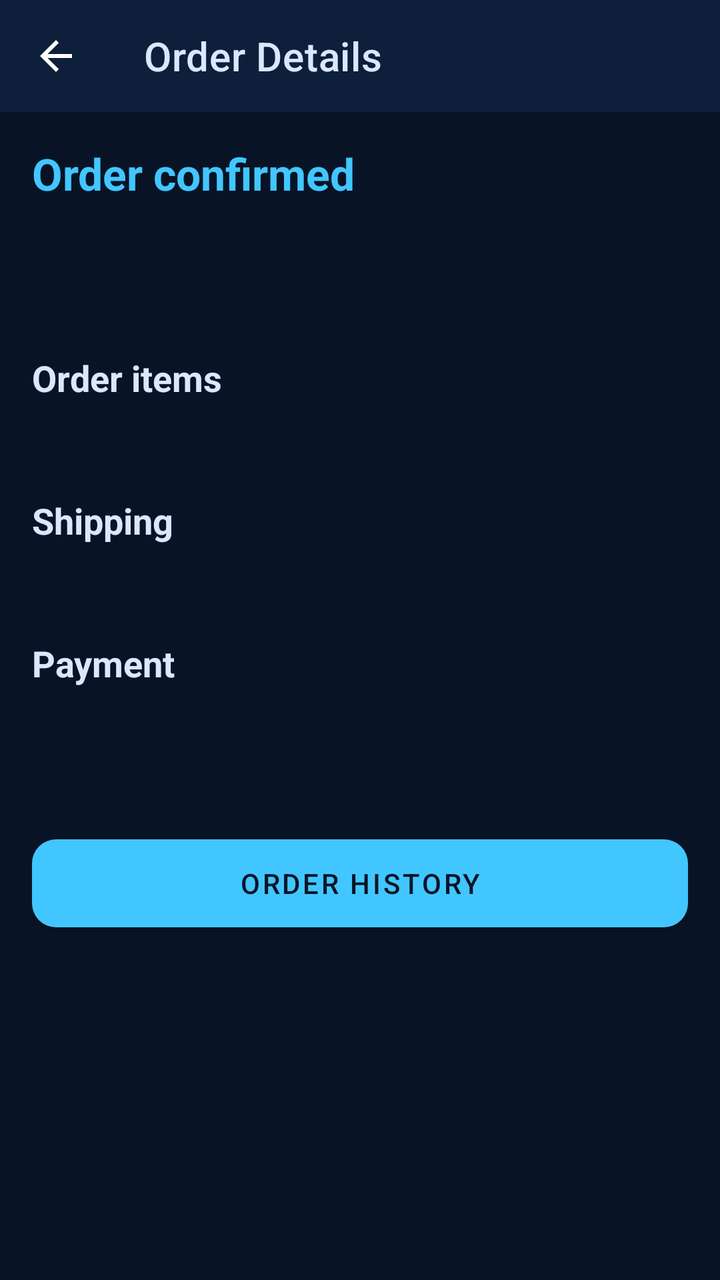
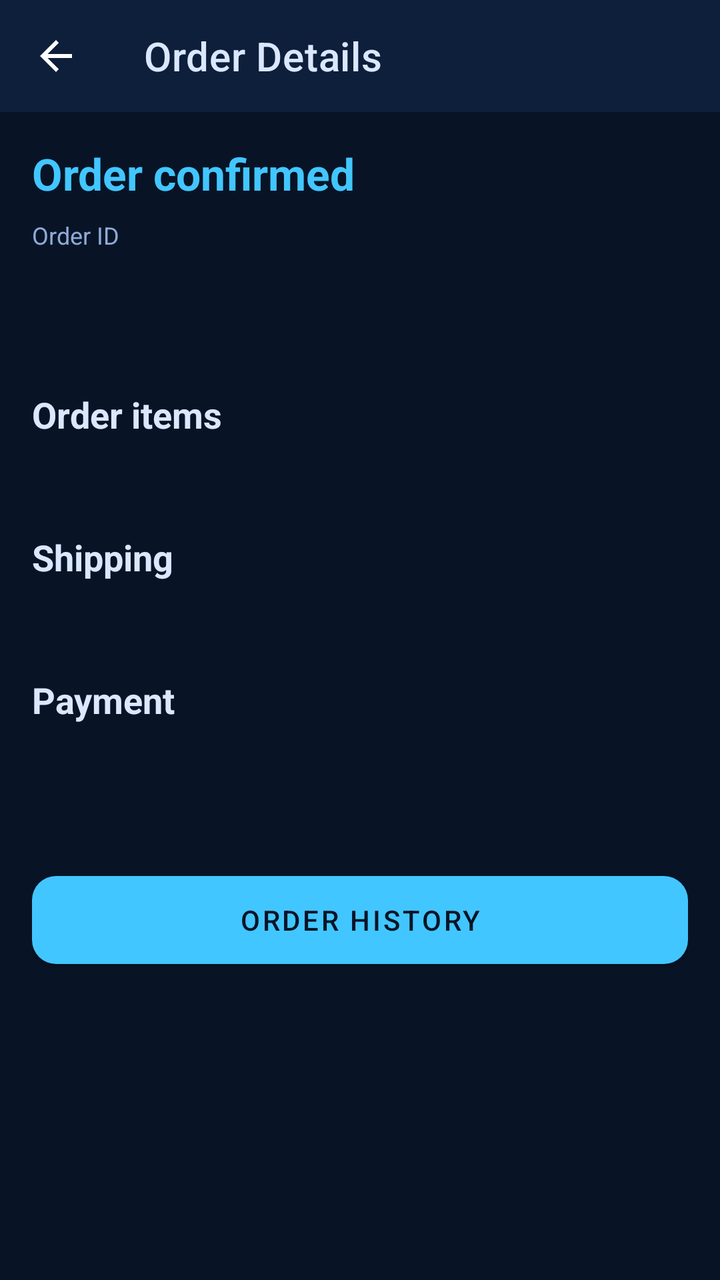

Compare the two renders of this Android layout. The source of the first and the diff that turns it into the second are given below.
<!-- AndroidManifest.xml: application theme Theme.Lebyy -->
<!-- res/layout/activity_order_details.xml -->
<?xml version="1.0" encoding="utf-8"?>
<LinearLayout xmlns:android="http://schemas.android.com/apk/res/android"
    xmlns:app="http://schemas.android.com/apk/res-auto"
    android:layout_width="match_parent"
    android:layout_height="match_parent"
    android:background="@color/lebyy_bg"
    android:orientation="vertical">

    <com.google.android.material.appbar.MaterialToolbar
        android:id="@+id/toolbar"
        android:layout_width="match_parent"
        android:layout_height="?attr/actionBarSize"
        android:background="@color/lebyy_bg_2"
        android:theme="@style/ThemeOverlay.MaterialComponents.Dark.ActionBar"
        app:navigationIcon="?attr/homeAsUpIndicator"
        app:title="@string/order_details_title"
        app:titleTextColor="@color/lebyy_text" />

    <ScrollView
        android:layout_width="match_parent"
        android:layout_height="match_parent">

        <LinearLayout
            android:layout_width="match_parent"
            android:layout_height="wrap_content"
            android:orientation="vertical"
            android:padding="16dp">

            <TextView
                android:id="@+id/orderConfirmed"
                android:layout_width="match_parent"
                android:layout_height="wrap_content"
                android:contentDescription="test-OrderConfirmed"
                android:text="@string/order_confirmed"
                android:textColor="@color/lebyy_primary"
                android:textSize="22sp"
                android:textStyle="bold" />

            <TextView
                android:id="@+id/orderId"
                android:layout_width="match_parent"
                android:layout_height="wrap_content"
                android:layout_marginTop="8dp"
                android:contentDescription="test-OrderId"
                android:textColor="@color/lebyy_text"
                android:textSize="18sp"
                android:textStyle="bold" />

            <TextView
                android:id="@+id/orderDate"
                android:layout_width="match_parent"
                android:layout_height="wrap_content"
                android:layout_marginTop="4dp"
                android:contentDescription="test-OrderDate"
                android:textColor="@color/lebyy_muted" />

            <TextView
                android:layout_width="match_parent"
                android:layout_height="wrap_content"
                android:layout_marginTop="20dp"
                android:text="@string/order_items"
                android:textColor="@color/lebyy_text"
                android:textSize="18sp"
                android:textStyle="bold" />

            <TextView
                android:id="@+id/orderItems"
                android:layout_width="match_parent"
                android:layout_height="wrap_content"
                android:layout_marginTop="8dp"
                android:contentDescription="test-OrderItem"
                android:textColor="@color/lebyy_text" />

            <TextView
                android:layout_width="match_parent"
                android:layout_height="wrap_content"
                android:layout_marginTop="20dp"
                android:text="@string/shipping_information"
                android:textColor="@color/lebyy_text"
                android:textSize="18sp"
                android:textStyle="bold" />

            <TextView
                android:id="@+id/orderShipping"
                android:layout_width="match_parent"
                android:layout_height="wrap_content"
                android:layout_marginTop="8dp"
                android:contentDescription="test-OrderShipping"
                android:textColor="@color/lebyy_muted" />

            <TextView
                android:layout_width="match_parent"
                android:layout_height="wrap_content"
                android:layout_marginTop="20dp"
                android:text="@string/payment_information"
                android:textColor="@color/lebyy_text"
                android:textSize="18sp"
                android:textStyle="bold" />

            <TextView
                android:id="@+id/orderPayment"
                android:layout_width="match_parent"
                android:layout_height="wrap_content"
                android:layout_marginTop="8dp"
                android:contentDescription="test-OrderPayment"
                android:textColor="@color/lebyy_muted" />

            <TextView
                android:id="@+id/orderSubtotal"
                android:layout_width="match_parent"
                android:layout_height="wrap_content"
                android:layout_marginTop="20dp"
                android:contentDescription="test-OrderSubtotal"
                android:textColor="@color/lebyy_muted"
                android:visibility="gone" />

            <TextView
                android:id="@+id/orderDiscount"
                android:layout_width="match_parent"
                android:layout_height="wrap_content"
                android:layout_marginTop="4dp"
                android:contentDescription="test-OrderDiscount"
                android:textColor="@color/lebyy_success"
                android:visibility="gone" />

            <TextView
                android:id="@+id/orderTotal"
                android:layout_width="match_parent"
                android:layout_height="wrap_content"
                android:layout_marginTop="8dp"
                android:contentDescription="test-OrderTotal"
                android:textColor="@color/lebyy_primary"
                android:textSize="20sp"
                android:textStyle="bold" />

            <com.google.android.material.button.MaterialButton
                android:id="@+id/buttonCancelOrder"
                android:layout_width="match_parent"
                android:layout_height="56dp"
                android:layout_marginTop="20dp"
                android:contentDescription="test-CANCEL ORDER"
                android:text="@string/cancel_order"
                android:textAllCaps="true"
                android:textColor="@color/lebyy_bg"
                android:visibility="gone"
                app:backgroundTint="@color/lebyy_accent"
                app:cornerRadius="12dp" />

            <com.google.android.material.button.MaterialButton
                android:id="@+id/buttonOrderHistory"
                android:layout_width="match_parent"
                android:layout_height="56dp"
                android:layout_marginTop="8dp"
                android:contentDescription="test-ORDER HISTORY"
                android:text="@string/order_history"
                android:textAllCaps="true"
                android:textColor="@color/lebyy_bg"
                app:backgroundTint="@color/lebyy_primary"
                app:cornerRadius="12dp" />
        </LinearLayout>
    </ScrollView>
</LinearLayout>
<!-- resources referenced by this layout -->
<resources>
  <color name="lebyy_accent">#FFBF57</color>
  <color name="lebyy_bg">#081426</color>
  <color name="lebyy_bg_2">#0D1F3A</color>
  <color name="lebyy_muted">#90AAD6</color>
  <color name="lebyy_primary">#42C6FF</color>
  <color name="lebyy_success">#2DD4BF</color>
  <color name="lebyy_text">#DBE7FF</color>
  <string name="cancel_order">CANCEL ORDER</string>
  <string name="order_confirmed">Order confirmed</string>
  <string name="order_details_title">Order Details</string>
  <string name="order_history">ORDER HISTORY</string>
  <string name="order_items">Order items</string>
  <string name="payment_information">Payment</string>
  <string name="shipping_information">Shipping</string>
  <style name="Theme.Lebyy" parent="Theme.MaterialComponents.DayNight.NoActionBar">
          <item name="colorPrimary">@color/lebyy_primary</item>
          <item name="colorPrimaryVariant">@color/lebyy_bg_2</item>
          <item name="colorSecondary">@color/lebyy_accent</item>
          <item name="colorOnPrimary">@color/lebyy_bg</item>
          <item name="colorOnSecondary">@color/lebyy_bg</item>
          <item name="android:statusBarColor">@color/lebyy_bg</item>
          <item name="android:navigationBarColor">@color/lebyy_bg</item>
          <item name="android:windowBackground">@color/lebyy_bg</item>
          <item name="android:textColorPrimary">@color/lebyy_text</item>
          <item name="android:textColorSecondary">@color/lebyy_muted</item>
          <item name="colorControlNormal">@color/lebyy_muted</item>
          <item name="colorControlActivated">@color/lebyy_primary</item>
          <item name="materialButtonStyle">@style/Widget.Lebyy.Button</item>
          <item name="materialAlertDialogTheme">@style/ThemeOverlay.Lebyy.Dialog</item>
          <item name="alertDialogTheme">@style/ThemeOverlay.Lebyy.Dialog</item>
      </style>
  <style name="Widget.Lebyy.Button" parent="Widget.MaterialComponents.Button">
          <item name="backgroundTint">@color/lebyy_accent</item>
          <item name="android:textColor">@color/lebyy_bg</item>
          <item name="cornerRadius">12dp</item>
      </style>
  <style name="ThemeOverlay.Lebyy.Dialog" parent="ThemeOverlay.MaterialComponents.MaterialAlertDialog">
          <item name="colorPrimary">@color/lebyy_primary</item>
          <item name="colorSurface">@color/white</item>
          <item name="colorOnSurface">#0F2144</item>
          <item name="android:background">@color/white</item>
          <item name="materialAlertDialogTitleTextStyle">@style/Lebyy.Dialog.Title</item>
          <item name="materialAlertDialogBodyTextStyle">@style/Lebyy.Dialog.Body</item>
          <item name="buttonBarPositiveButtonStyle">@style/Lebyy.Dialog.Button</item>
          <item name="buttonBarNegativeButtonStyle">@style/Lebyy.Dialog.Button</item>
      </style>
  <color name="white">#FFFFFF</color>
  <style name="Lebyy.Dialog.Title" parent="MaterialAlertDialog.MaterialComponents.Title.Text">
          <item name="android:textColor">#0F2144</item>
          <item name="android:textSize">18sp</item>
          <item name="android:textStyle">bold</item>
      </style>
  <style name="Lebyy.Dialog.Body" parent="MaterialAlertDialog.MaterialComponents.Body.Text">
          <item name="android:textColor">#1F3A5F</item>
          <item name="android:textSize">15sp</item>
      </style>
  <style name="Lebyy.Dialog.Button" parent="Widget.MaterialComponents.Button.TextButton.Dialog">
          <item name="android:textColor">@color/lebyy_primary_2</item>
          <item name="android:textStyle">bold</item>
      </style>
  <color name="lebyy_primary_2">#6E8BFF</color>
</resources>

<!-- the commit's change to res/layout/activity_order_details.xml (unified diff, before → after) -->
@@ -36,12 +36,23 @@
                 android:textSize="22sp"
                 android:textStyle="bold" />
 
+            
+            <TextView
+                android:id="@+id/orderIdLabel"
+                android:layout_width="match_parent"
+                android:layout_height="wrap_content"
+                android:layout_marginTop="8dp"
+                android:contentDescription="test-OrderId"
+                android:text="@string/order_id_label"
+                android:textColor="@color/lebyy_muted"
+                android:textSize="12sp" />
+
+            
             <TextView
                 android:id="@+id/orderId"
                 android:layout_width="match_parent"
                 android:layout_height="wrap_content"
-                android:layout_marginTop="8dp"
-                android:contentDescription="test-OrderId"
+                android:layout_marginTop="2dp"
                 android:textColor="@color/lebyy_text"
                 android:textSize="18sp"
                 android:textStyle="bold" />
<!-- resource entries referenced after the edit -->
@@ -11,6 +11,7 @@
   <string name="order_confirmed">Order confirmed</string>
   <string name="order_details_title">Order Details</string>
   <string name="order_history">ORDER HISTORY</string>
+  <string name="order_id_label">Order ID</string>
   <string name="order_items">Order items</string>
   <string name="payment_information">Payment</string>
   <string name="shipping_information">Shipping</string>
